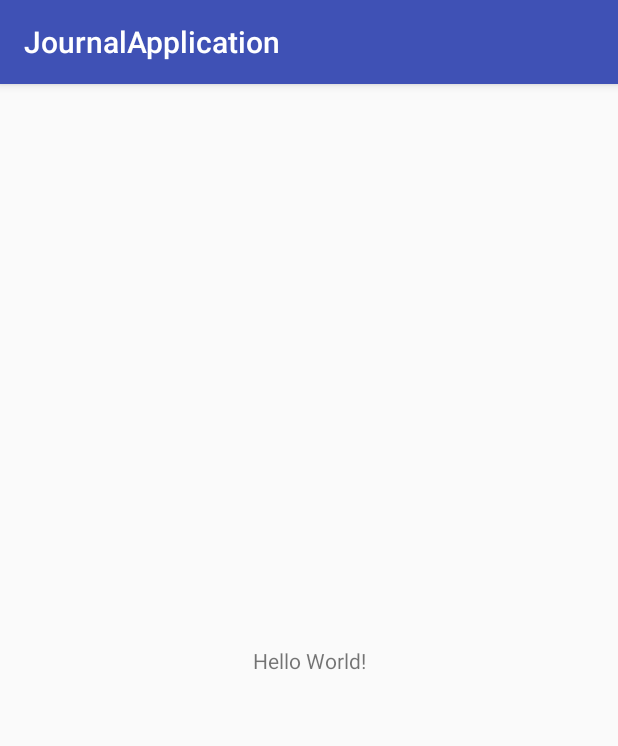
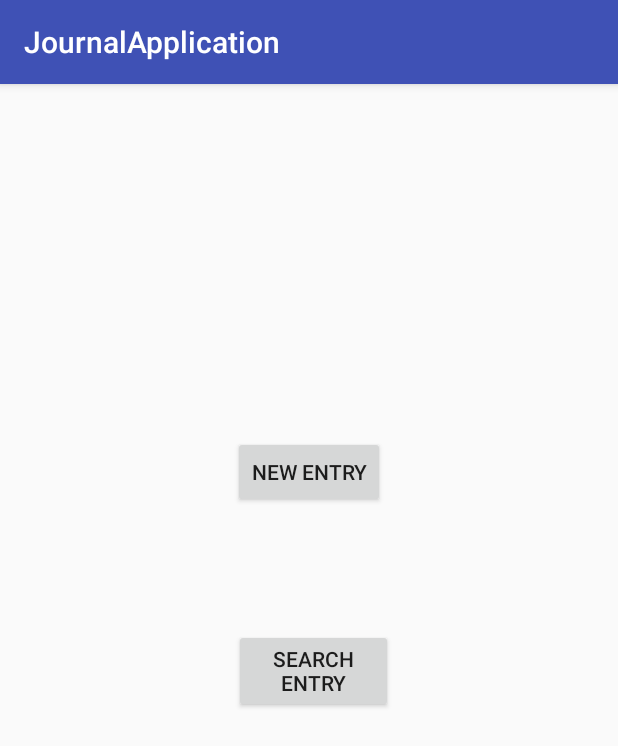
Before and after one commit to icygub/journal-app, an Android app: the screen it shows after launch (MainActivity), on a phone screen of 412 x 824 dp. Shown: the top 746 px of the screen. Run offline under Robolectric (Android 15) with nearby library versions, the phone set to English and light mode, and no system bars.

Commit message:
UI First Draft

```diff
--- a/app/build.gradle
+++ b/app/build.gradle
@@ -25,6 +25,7 @@ dependencies {
     testImplementation 'junit:junit:4.12'
     androidTestImplementation 'com.android.support.test:runner:1.0.1'
     androidTestImplementation 'com.android.support.test.espresso:espresso-core:3.0.1'
+    implementation 'com.android.support:design:26.1.0'
 }
 
 // JORDANS COMMIT
--- a/app/src/main/AndroidManifest.xml
+++ b/app/src/main/AndroidManifest.xml
@@ -16,6 +16,11 @@
                 <category android:name="android.intent.category.LAUNCHER" />
             </intent-filter>
         </activity>
+        <activity android:name=".NewEntry"
+            android:label="New Entry"/>
+        <activity android:name=".SearchEntry"
+            android:label="Search Entry">
+        </activity>
     </application>
 
 </manifest>
--- a/app/src/main/res/layout/activity_main.xml
+++ b/app/src/main/res/layout/activity_main.xml
@@ -6,13 +6,33 @@
     android:layout_height="match_parent"
     tools:context="com.example.cs260.journalapplication.MainActivity">
 
-    <TextView
+    <Button
+        android:id="@+id/NewEntry_btn"
         android:layout_width="wrap_content"
         android:layout_height="wrap_content"
-        android:text="Hello World!"
+        android:layout_marginBottom="357dp"
+        android:layout_marginEnd="148dp"
+        android:layout_marginStart="148dp"
+        android:layout_marginTop="106dp"
+        android:text="@string/New_Entry"
+        android:onClick="CreateNewEntryClicked"
         app:layout_constraintBottom_toBottomOf="parent"
-        app:layout_constraintLeft_toLeftOf="parent"
-        app:layout_constraintRight_toRightOf="parent"
+        app:layout_constraintEnd_toEndOf="parent"
+        app:layout_constraintStart_toStartOf="parent"
         app:layout_constraintTop_toTopOf="parent" />
 
+    <Button
+        android:id="@+id/SearchEntry_btn"
+        android:layout_width="106dp"
+        android:layout_height="56dp"
+        android:layout_marginBottom="288dp"
+        android:layout_marginEnd="136dp"
+        android:layout_marginStart="142dp"
+        android:layout_marginTop="19dp"
+        android:text="Search Entry"
+        android:onClick="SearchEntryClicked"
+        app:layout_constraintBottom_toBottomOf="parent"
+        app:layout_constraintEnd_toEndOf="parent"
+        app:layout_constraintStart_toStartOf="parent"
+        app:layout_constraintTop_toBottomOf="@+id/NewEntry_btn" />
 </android.support.constraint.ConstraintLayout>
--- a/app/src/main/res/values/strings.xml
+++ b/app/src/main/res/values/strings.xml
@@ -1,3 +1,9 @@
 <resources>
+    <item name="visible" type="id" />
+    <item name="masked" type="id" />
     <string name="app_name">JournalApplication</string>
+
+    <string name="New_Entry">New Entry</string>
+    <string name="entry">Entry</string>
+    <string name="save">Save</string>
 </resources>
```
Also changed, not shown: app/src/main/java/com/example/cs260/journalapplication/MainActivity.java (+23 -0 lines), app/src/main/java/com/example/cs260/journalapplication/NewEntry.java (added, +30 -0 lines), app/src/main/java/com/example/cs260/journalapplication/SearchEntry.java (added, +13 -0 lines), app/src/main/res/layout/activity__new_entry.xml (added, +41 -0 lines), app/src/main/res/layout/activity_search_entry.xml (added, +20 -0 lines).
